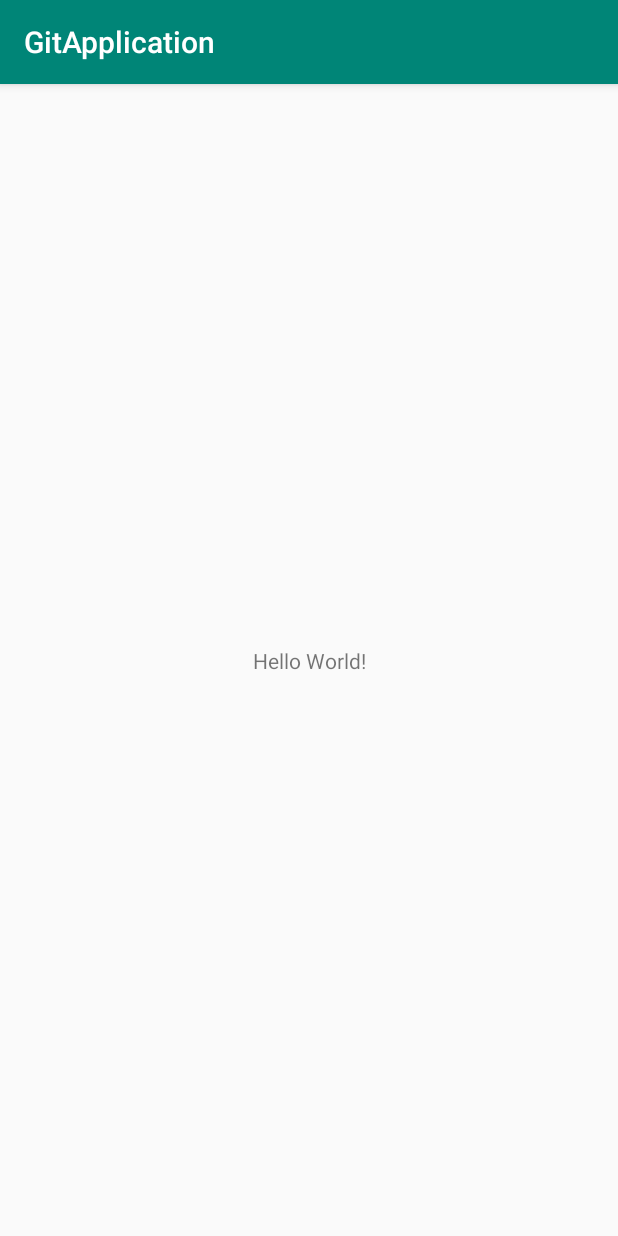
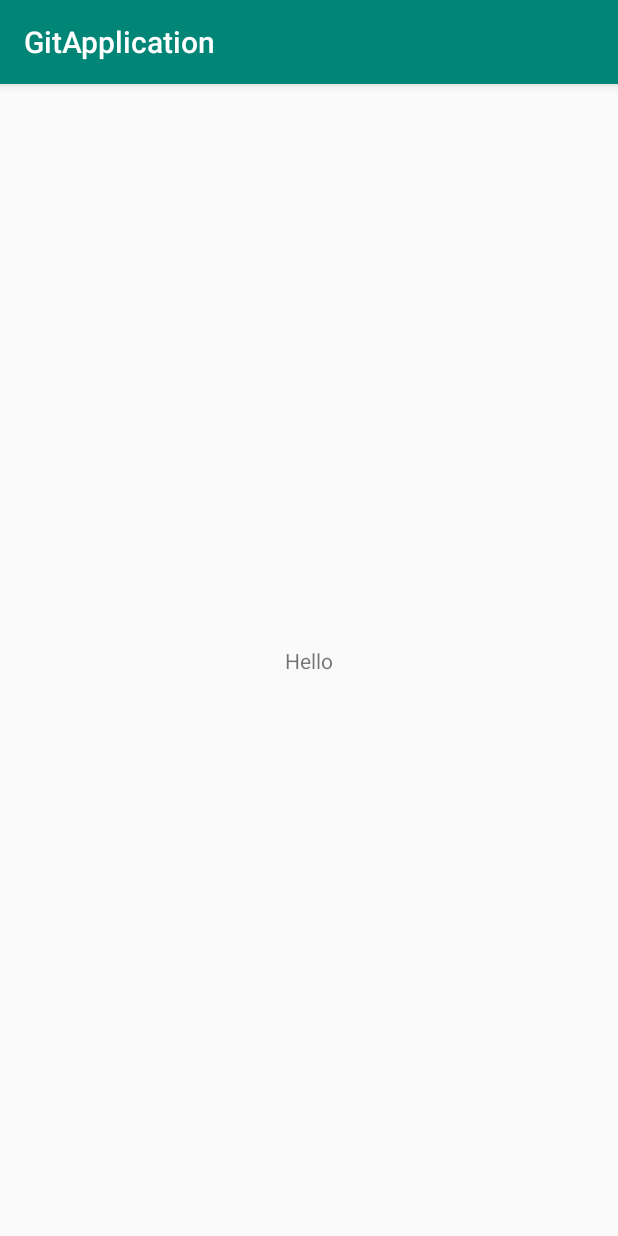
Before and after one commit to HarishVarmaWork/GitApplication, an Android app: the screen it shows after launch (MainActivity), on a phone screen of 412 x 824 dp. Run offline under Robolectric (Android 15) with nearby library versions, the phone set to English and light mode, and no system bars.

Commit message:
Setting name

```diff
--- a/app/src/main/java/com/example/gitapplication/MainActivity.java
+++ b/app/src/main/java/com/example/gitapplication/MainActivity.java
@@ -2,6 +2,8 @@ package com.example.gitapplication;
 
 import android.support.v7.app.AppCompatActivity;
 import android.os.Bundle;
+import android.view.View;
+import android.widget.TextView;
 
 public class MainActivity extends AppCompatActivity {
 
@@ -9,5 +11,8 @@ public class MainActivity extends AppCompatActivity {
     protected void onCreate(Bundle savedInstanceState) {
         super.onCreate(savedInstanceState);
         setContentView(R.layout.activity_main);
+        TextView helloText = this.findViewById(R.id.helloText);
+        helloText.setText("Hello");
     }
+
 }
--- a/app/src/main/res/layout/activity_main.xml
+++ b/app/src/main/res/layout/activity_main.xml
@@ -7,6 +7,7 @@
     tools:context=".MainActivity">
 
     <TextView
+        android:id="@+id/helloText"
         android:layout_width="wrap_content"
         android:layout_height="wrap_content"
         android:text="Hello World!"
```
